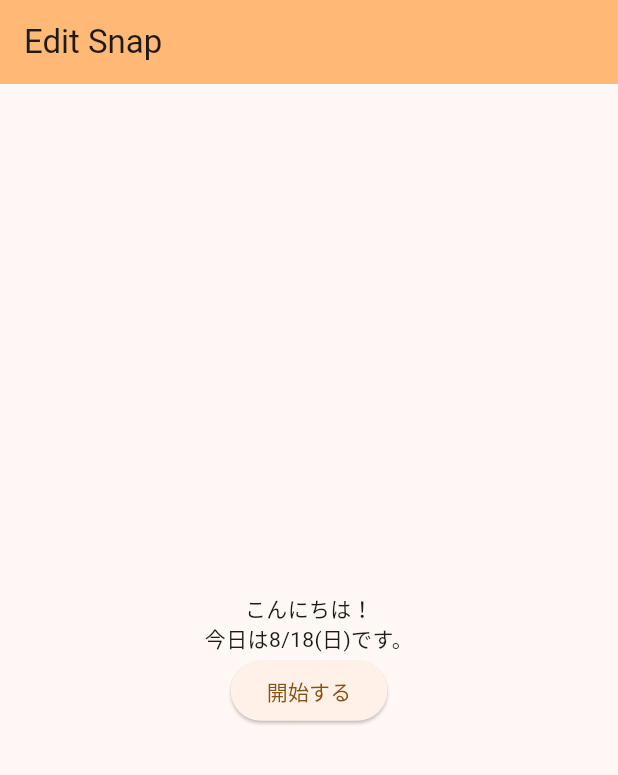
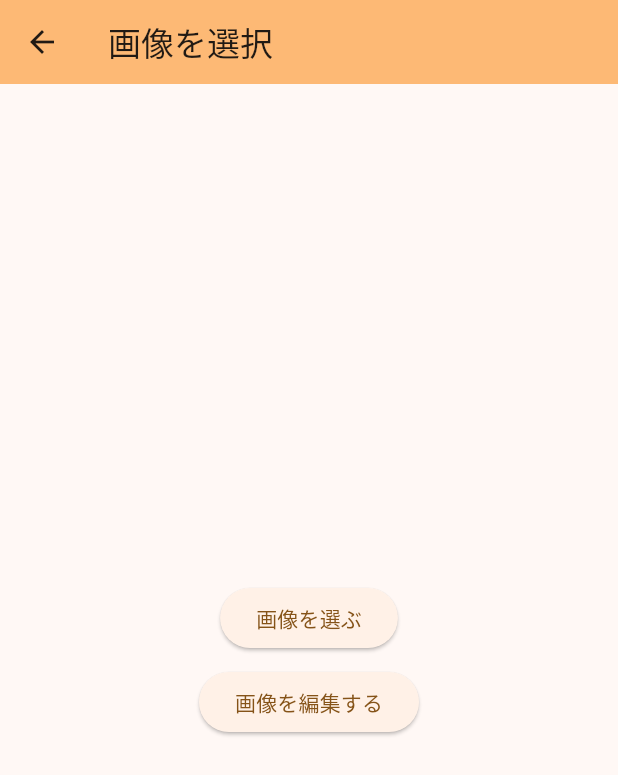
Before and after one commit to hakua-13/flutter_image_editor, a Flutter app: the screen it shows after launch, after a tap on "開始する", on a phone screen of 412 x 824 dp. Shown: the top 775 px of the screen. Run offline on Flutter 3.47's test engine with Material 3 defaults, Android fonts, the phone set to English and light mode, and no system bars; generated files the repository leaves out were written again.

Commit message:
画像選択画面の作成 レイアウト,画面遷移

```diff
--- /dev/null
+++ b/lib/image_select_screen.dart
@@ -0,0 +1,38 @@
+import 'package:flutter/material.dart';
+import 'package:flutter_gen/gen_l10n/app_localizations.dart';
+
+class ImageSelectScreen extends StatefulWidget {
+  const ImageSelectScreen({super.key});
+
+  @override
+  State<ImageSelectScreen> createState() => _ImageSelectScreenState();
+}
+
+class _ImageSelectScreenState extends State<ImageSelectScreen> {
+  @override
+  Widget build(BuildContext context) {
+    final l10n = L10n.of(context);
+    return Scaffold(
+      appBar: AppBar(
+        backgroundColor: Theme.of(context).colorScheme.inversePrimary,
+        title: Text(l10n.imageSelectScreenTitle),
+      ),
+      body: Center(
+        child: Column(
+          mainAxisAlignment: MainAxisAlignment.center,
+          children: [
+            ElevatedButton(
+              onPressed: () {},
+              child: Text(l10n.imageSelect)
+            ),
+            const SizedBox(height: 8, width: 8),
+            ElevatedButton(
+              onPressed: () {},
+              child: Text(l10n.imageEdit)
+            ),
+          ]
+        ),
+      ),
+    );
+  }
+}
--- a/lib/l10n/app_ja.arb
+++ b/lib/l10n/app_ja.arb
@@ -9,5 +9,8 @@
       }
     }
   },
-  "start": "開始する"
+  "start": "開始する",
+  "imageSelectScreenTitle": "画像を選択",
+  "imageSelect": "画像を選ぶ",
+  "imageEdit": "画像を編集する"
 }
--- a/lib/start_sreen.dart
+++ b/lib/start_sreen.dart
@@ -1,5 +1,6 @@
 import 'package:flutter/material.dart';
 import 'package:flutter_gen/gen_l10n/app_localizations.dart';
+import 'package:flutter_image_editor/image_select_screen.dart';
 
 class StartScreen extends StatelessWidget {
   const StartScreen({super.key});
@@ -22,6 +23,11 @@ class StartScreen extends StatelessWidget {
             ElevatedButton(
               child: Text(l10n.start),
               onPressed: () {
+                Navigator.of(context).push(
+                  MaterialPageRoute(
+                    builder: (context) => const ImageSelectScreen(),
+                  )
+                );
               }
             ),
           ]
```
